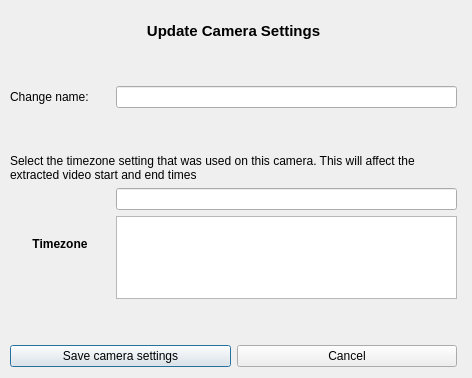
This is gui/designer/camera_settings.ui in jacob-kamminga/AI-Sensus as Qt 5 draws it before an edit. The edited form follows.
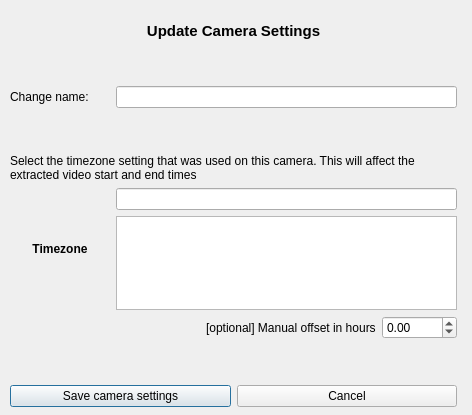
This is the edited form.

Commit message: Version 0.3 Added visual analysis dialog Sensor data parsing now uses formatstring from sensor model when datetime column is absolute Camera settings now supports manual offset Fixed localization of labels when adding to DB. Now uses sensor timezone to convert to UTC Minor robustness improvements

What changed in the file:
```diff
--- a/gui/designer/camera_settings.ui
+++ b/gui/designer/camera_settings.ui
@@ -7,7 +7,7 @@
     <x>0</x>
     <y>0</y>
     <width>472</width>
-    <height>378</height>
+    <height>415</height>
    </rect>
   </property>
   <property name="windowTitle">
@@ -19,7 +19,7 @@
      <x>10</x>
      <y>22</y>
      <width>447</width>
-     <height>345</height>
+     <height>385</height>
     </rect>
    </property>
    <layout class="QVBoxLayout" name="verticalLayout_2">
@@ -157,6 +157,78 @@
       </item>
      </layout>
     </item>
+    <item>
+     <spacer name="verticalSpacer_4">
+      <property name="orientation">
+       <enum>Qt::Vertical</enum>
+      </property>
+      <property name="sizeHint" stdset="0">
+       <size>
+        <width>20</width>
+        <height>40</height>
+       </size>
+      </property>
+     </spacer>
+    </item>
+    <item>
+     <spacer name="verticalSpacer_5">
+      <property name="orientation">
+       <enum>Qt::Vertical</enum>
+      </property>
+      <property name="sizeHint" stdset="0">
+       <size>
+        <width>20</width>
+        <height>40</height>
+       </size>
+      </property>
+     </spacer>
+    </item>
+    <item>
+     <layout class="QHBoxLayout" name="horizontalLayout">
+      <item>
+       <spacer name="horizontalSpacer">
+        <property name="orientation">
+         <enum>Qt::Horizontal</enum>
+        </property>
+        <property name="sizeHint" stdset="0">
+         <size>
+          <width>40</width>
+          <height>20</height>
+         </size>
+        </property>
+       </spacer>
+      </item>
+      <item>
+       <widget class="QLabel" name="label">
+        <property name="text">
+         <string>[optional] Manual offset in hours</string>
+        </property>
+       </widget>
+      </item>
+      <item>
+       <widget class="QDoubleSpinBox" name="doubleSpinBox_manual_offset">
+        <property name="sizePolicy">
+         <sizepolicy hsizetype="Maximum" vsizetype="Fixed">
+          <horstretch>0</horstretch>
+          <verstretch>0</verstretch>
+         </sizepolicy>
+        </property>
+        <property name="buttonSymbols">
+         <enum>QAbstractSpinBox::UpDownArrows</enum>
+        </property>
+        <property name="showGroupSeparator" stdset="0">
+         <bool>false</bool>
+        </property>
+        <property name="minimum">
+         <double>-9999.000000000000000</double>
+        </property>
+        <property name="singleStep">
+         <double>0.500000000000000</double>
+        </property>
+       </widget>
+      </item>
+     </layout>
+    </item>
     <item>
      <spacer name="verticalSpacer_2">
       <property name="orientation">
```
The commit also changes 19 other files.
